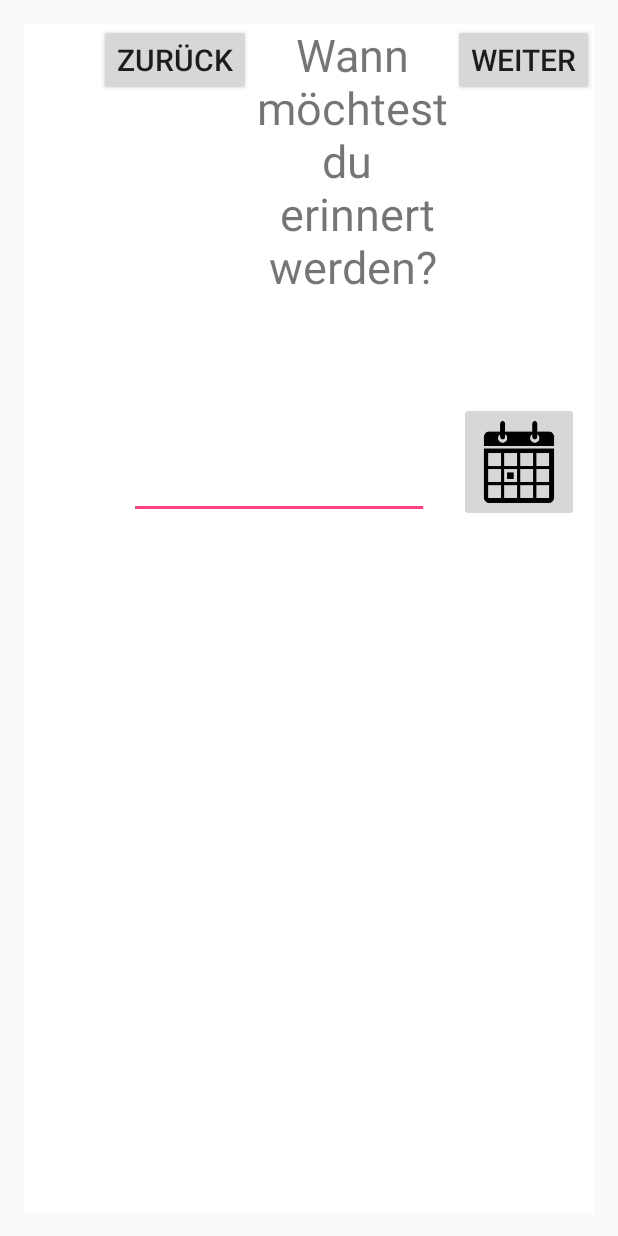
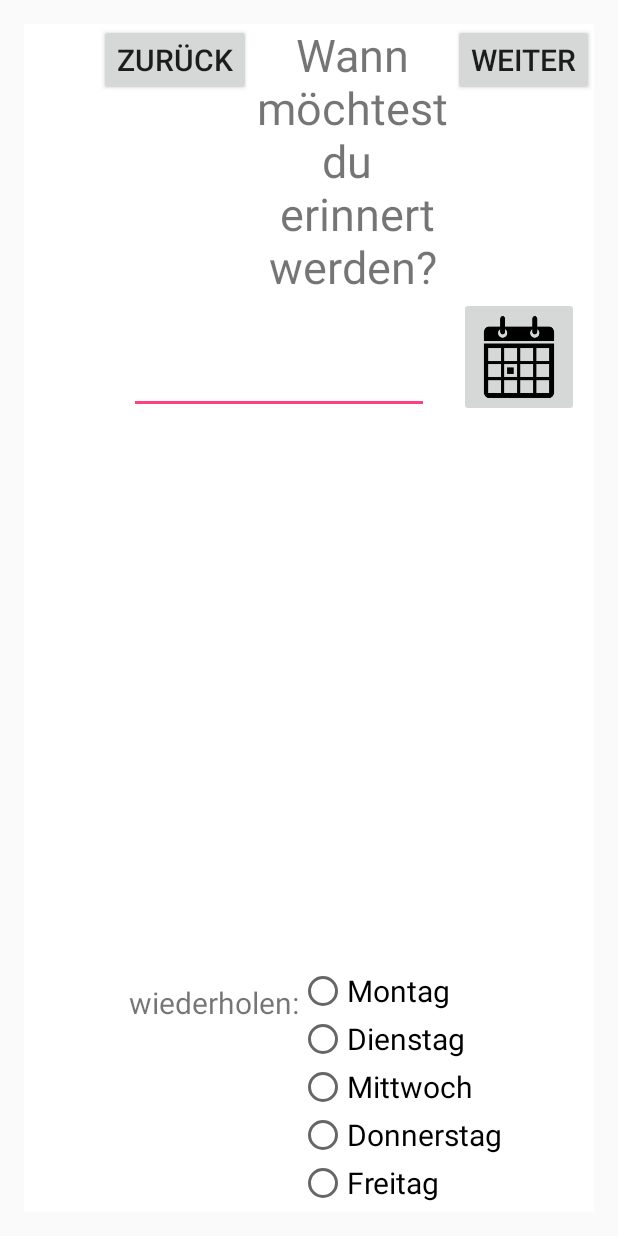
Before and after one commit to tinaheidinger/healthcare-companion, an Android app: the layout activity_reminder_datepicker_time.xml on its own in the app's theme, with its tools: preview values and no code run, on a phone screen of 412 x 824 dp. Run offline under Robolectric (Android 15) with nearby library versions, the phone set to English and light mode, and no system bars.

Commit message:
reminder radio buttons

```diff
--- a/basestation/app/src/main/res/layout/activity_reminder_datepicker_time.xml
+++ b/basestation/app/src/main/res/layout/activity_reminder_datepicker_time.xml
@@ -21,7 +21,6 @@
         android:layout_alignParentStart="true"
         android:background="#FFFFFF"
         android:weightSum="1">
-
 
         <LinearLayout
             android:orientation="horizontal"
@@ -60,8 +59,7 @@
             android:orientation="horizontal"
             android:layout_width="match_parent"
             android:layout_height="72dp"
-            android:layout_marginTop="70dp"
-            android:layout_weight="1.59"
+            android:layout_weight="1.3"
             android:weightSum="1">
 
             <EditText
@@ -97,6 +95,73 @@
 
         </LinearLayout>
 
+        <LinearLayout
+            android:orientation="horizontal"
+            android:layout_width="match_parent"
+            android:layout_height="249dp"
+            android:layout_weight="1385.30">
+
+            <TextView
+                android:text="wiederholen:"
+                android:layout_width="wrap_content"
+                android:layout_height="wrap_content"
+                android:id="@+id/textView2"
+                android:layout_weight="1"
+                android:layout_marginTop="10dp"
+                android:layout_marginLeft="70dp"/>
+
+            <RadioGroup
+                android:layout_width="197dp"
+                android:layout_height="wrap_content"
+                android:layout_weight="1.14">
+
+                <RadioButton
+                    android:id="@+id/mo"
+                    android:text="Montag"
+                    android:layout_width="wrap_content"
+                    android:layout_height="wrap_content"
+                    android:layout_weight="0.5" />
+                <RadioButton
+                    android:id="@+id/di"
+                    android:text="Dienstag"
+                    android:layout_width="wrap_content"
+                    android:layout_height="wrap_content"
+                    android:layout_weight="1" />
+                <RadioButton
+                    android:id="@+id/mi"
+                    android:text="Mittwoch"
+                    android:layout_width="wrap_content"
+                    android:layout_height="wrap_content"
+                    android:layout_weight="1" />
+                <RadioButton
+                    android:id="@+id/don"
+                    android:text="Donnerstag"
+                    android:layout_width="wrap_content"
+                    android:layout_height="wrap_content"
+                    android:layout_weight="1" />
+                <RadioButton
+                    android:id="@+id/fr"
+                    android:text="Freitag"
+                    android:layout_width="wrap_content"
+                    android:layout_height="wrap_content"
+                    android:layout_weight="1" />
+                <RadioButton
+                    android:id="@+id/sa"
+                    android:text="Samstag"
+                    android:layout_width="wrap_content"
+                    android:layout_height="wrap_content"
+                    android:layout_weight="1" />
+                <RadioButton
+                    android:id="@+id/so"
+                    android:text="Sonntag"
+                    android:layout_width="wrap_content"
+                    android:layout_height="wrap_content"
+                    android:layout_weight="1" />
+
+            </RadioGroup>
+
+        </LinearLayout>
+
     </LinearLayout>
 
 </RelativeLayout>
```
